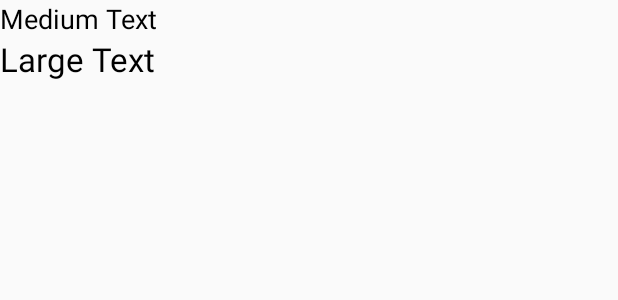
After one commit to Hippo14/PracaLicencjacka_Prototyp2, an Android app: the layout search_adapter.xml on its own in the app's theme, with its tools: preview values and no code run, on a phone screen of 412 x 824 dp. The commit adds this screen. Shown: the top 300 px of the screen. Run offline under Robolectric (Android 15) with nearby library versions, the phone set to English and light mode, and no system bars.

```diff
--- /dev/null
+++ b/app/src/main/res/layout/search_adapter.xml
@@ -0,0 +1,21 @@
+<?xml version="1.0" encoding="utf-8"?>
+<LinearLayout xmlns:android="http://schemas.android.com/apk/res/android"
+    android:orientation="vertical" android:layout_width="match_parent"
+    android:layout_height="match_parent">
+
+    <TextView
+        android:layout_width="wrap_content"
+        android:layout_height="wrap_content"
+        android:textAppearance="?android:attr/textAppearanceMedium"
+        android:text="Medium Text"
+        android:textColor="#000000"
+        android:id="@+id/tvCityName" />
+
+    <TextView
+        android:layout_width="wrap_content"
+        android:layout_height="wrap_content"
+        android:textAppearance="?android:attr/textAppearanceLarge"
+        android:text="Large Text"
+        android:id="@+id/tvCountryName"
+        android:textColor="#000000" />
+</LinearLayout>
--- a/app/src/main/res/values/strings.xml
+++ b/app/src/main/res/values/strings.xml
@@ -20,4 +20,7 @@
     <string name="EmailButton">Sign in with E-mail</string>
     <string name="title_activity_maps">Map</string>
     <string name="title_activity_search_event">SearchEventActivity</string>
+
+    <string name="find">Find</string>
+    <string name="hint">Enter Place</string>
 </resources>
```
Also changed, not shown: app/src/main/java/wmp/uksw/pl/pracalicencjacka_prototyp2/SearchEventActivity.java (+96 -2 lines), app/src/main/java/wmp/uksw/pl/pracalicencjacka_prototyp2/adapter/SearchAdapter.java (added, +40 -0 lines), app/src/main/res/layout/activity_search_event.xml (+22 -2 lines).
